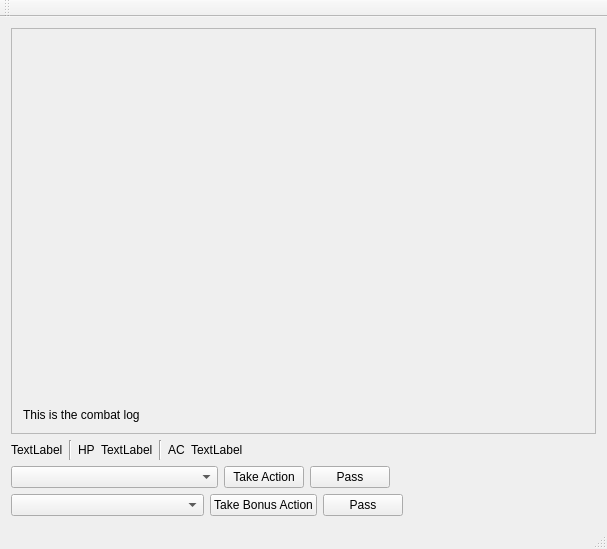
First picture: the form in Exercises/view/MainWindow.ui, repository INF1015-Templates/2021H-c04-s12-exercices, before the edit.
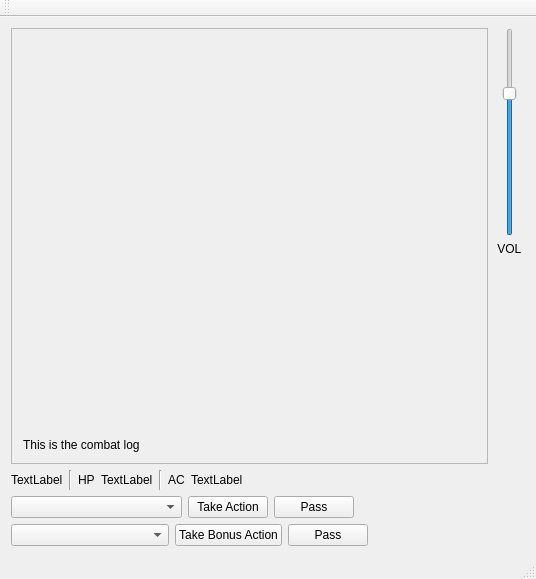
Second picture: the form after the edit.

The edit to the form file:
```diff
--- a/Exercises/view/MainWindow.ui
+++ b/Exercises/view/MainWindow.ui
@@ -6,8 +6,8 @@
    <rect>
     <x>0</x>
     <y>0</y>
-    <width>607</width>
-    <height>549</height>
+    <width>536</width>
+    <height>579</height>
    </rect>
   </property>
   <property name="windowTitle">
@@ -30,8 +30,8 @@
           <rect>
            <x>0</x>
            <y>0</y>
-           <width>585</width>
-           <height>384</height>
+           <width>481</width>
+           <height>414</height>
           </rect>
          </property>
          <layout class="QGridLayout" name="gridLayout_2">
@@ -49,6 +49,49 @@
         </widget>
        </widget>
       </item>
+      <item>
+       <layout class="QVBoxLayout" name="verticalLayout_3">
+        <item>
+         <widget class="QSlider" name="volumeSlider">
+          <property name="sizePolicy">
+           <sizepolicy hsizetype="Minimum" vsizetype="Expanding">
+            <horstretch>0</horstretch>
+            <verstretch>0</verstretch>
+           </sizepolicy>
+          </property>
+          <property name="maximum">
+           <number>100</number>
+          </property>
+          <property name="value">
+           <number>70</number>
+          </property>
+          <property name="orientation">
+           <enum>Qt::Vertical</enum>
+          </property>
+         </widget>
+        </item>
+        <item>
+         <widget class="QLabel" name="label_3">
+          <property name="text">
+           <string> VOL </string>
+          </property>
+         </widget>
+        </item>
+        <item>
+         <spacer name="verticalSpacer">
+          <property name="orientation">
+           <enum>Qt::Vertical</enum>
+          </property>
+          <property name="sizeHint" stdset="0">
+           <size>
+            <width>20</width>
+            <height>40</height>
+           </size>
+          </property>
+         </spacer>
+        </item>
+       </layout>
+      </item>
      </layout>
     </item>
     <item row="1" column="0">
```
Left out of the diff: 2 changed lines with no effect on the pictures.
